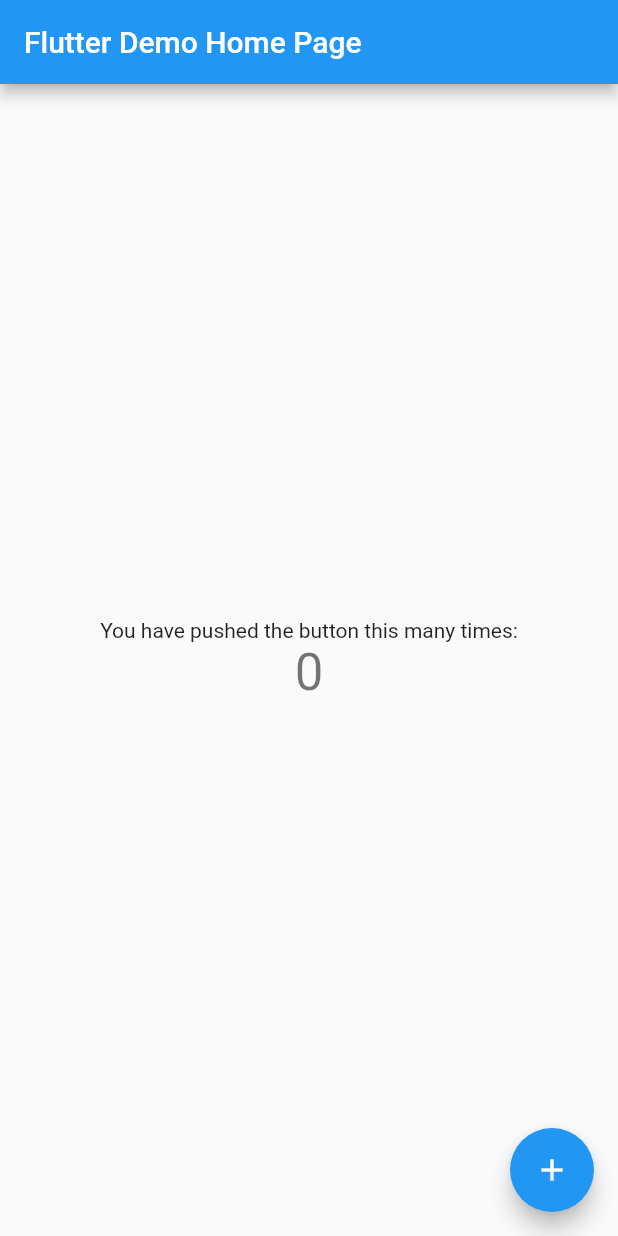
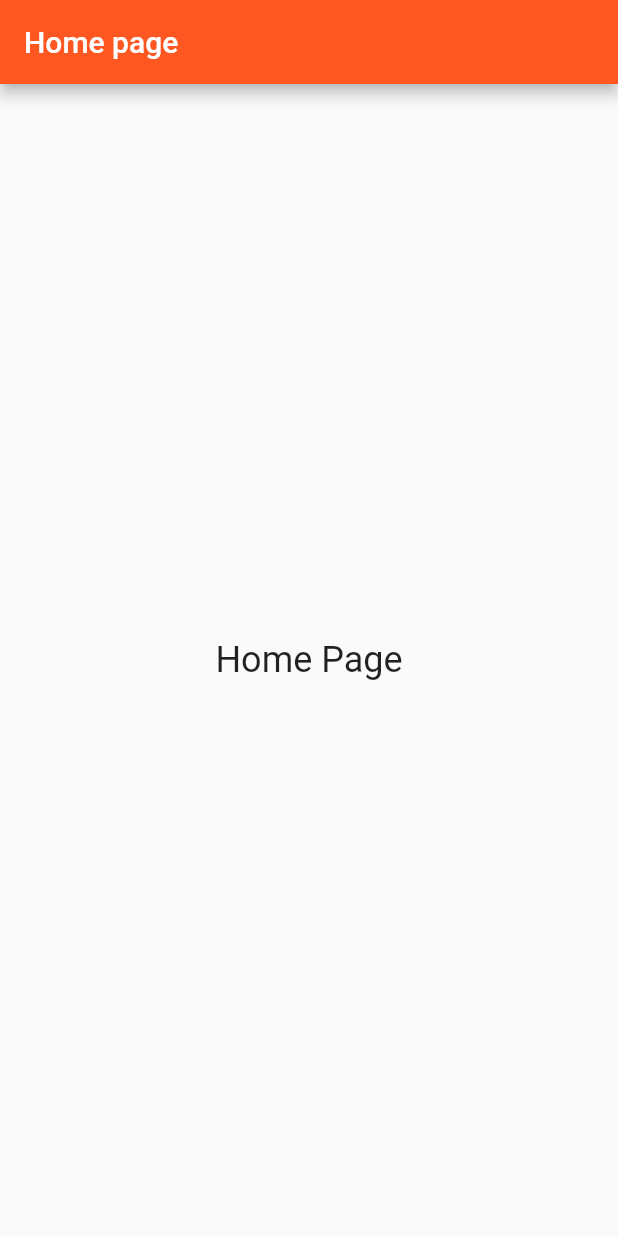
Before and after one commit to ErikaMiklos/zhack_a_front_mobile, a Flutter app: the screen it shows after launch, on a phone screen of 412 x 824 dp. Run offline on Flutter 3.47's test engine with Material 2 defaults, Android fonts, the light colour scheme and no system bars.

Commit message:
Init Home Page

```diff
--- a/lib/main.dart
+++ b/lib/main.dart
@@ -1,4 +1,5 @@
 import 'package:flutter/material.dart';
+import 'package:zhack_a_front_mobile/pages/home.page.dart';
 
 void main() {
   runApp(const MyApp());
@@ -11,105 +12,16 @@
   @override
   Widget build(BuildContext context) {
     return MaterialApp(
-      title: 'Flutter Demo',
+      routes: {
+        "/": (context) => const HomePage()
+      },
+      initialRoute: "/",
       theme: ThemeData(
-        // This is the theme of your application.
-        //
-        // Try running your application with "flutter run". You'll see the
-        // application has a blue toolbar. Then, without quitting the app, try
-        // changing the primarySwatch below to Colors.green and then invoke
-        // "hot reload" (press "r" in the console where you ran "flutter run",
-        // or simply save your changes to "hot reload" in a Flutter IDE).
-        // Notice that the counter didn't reset back to zero; the application
-        // is not restarted.
-        primarySwatch: Colors.blue,
-      ),
-      home: const MyHomePage(title: 'Flutter Demo Home Page'),
+        primarySwatch: Colors.deepOrange,
+        textTheme: const TextTheme(
+          bodyText2: TextStyle(fontSize: 22, color: Colors.deepOrange)
+        )
+      )
     );
   }
 }
-
-class MyHomePage extends StatefulWidget {
-  const MyHomePage({super.key, required this.title});
-
-  // This widget is the home page of your application. It is stateful, meaning
-  // that it has a State object (defined below) that contains fields that affect
-  // how it looks.
-
-  // This class is the configuration for the state. It holds the values (in this
-  // case the title) provided by the parent (in this case the App widget) and
-  // used by the build method of the State. Fields in a Widget subclass are
-  // always marked "final".
-
-  final String title;
-
-  @override
-  State<MyHomePage> createState() => _MyHomePageState();
-}
-
-class _MyHomePageState extends State<MyHomePage> {
-  int _counter = 0;
-
-  void _incrementCounter() {
-    setState(() {
-      // This call to setState tells the Flutter framework that something has
-      // changed in this State, which causes it to rerun the build method below
-      // so that the display can reflect the updated values. If we changed
-      // _counter without calling setState(), then the build method would not be
-      // called again, and so nothing would appear to happen.
-      _counter++;
-    });
-  }
-
-  @override
-  Widget build(BuildContext context) {
-    // This method is rerun every time setState is called, for instance as done
-    // by the _incrementCounter method above.
-    //
-    // The Flutter framework has been optimized to make rerunning build methods
-    // fast, so that you can just rebuild anything that needs updating rather
-    // than having to individually change instances of widgets.
-    return Scaffold(
-      appBar: AppBar(
-        // Here we take the value from the MyHomePage object that was created by
-        // the App.build method, and use it to set our appbar title.
-        title: Text(widget.title),
-      ),
-      body: Center(
-        // Center is a layout widget. It takes a single child and positions it
-        // in the middle of the parent.
-        child: Column(
-          // Column is also a layout widget. It takes a list of children and
-          // arranges them vertically. By default, it sizes itself to fit its
-          // children horizontally, and tries to be as tall as its parent.
-          //
-          // Invoke "debug painting" (press "p" in the console, choose the
-          // "Toggle Debug Paint" action from the Flutter Inspector in Android
-          // Studio, or the "Toggle Debug Paint" command in Visual Studio Code)
-          // to see the wireframe for each widget.
-          //
-          // Column has various properties to control how it sizes itself and
-          // how it positions its children. Here we use mainAxisAlignment to
-          // center the children vertically; the main axis here is the vertical
-          // axis because Columns are vertical (the cross axis would be
-          // horizontal).
-          mainAxisAlignment: MainAxisAlignment.center,
-          children: <Widget>[
-            const Text(
-              'You have pushed the button this many times:',
-            ),
-            Text(
-              '$_counter',
-              style: Theme.of(context).textTheme.headline4,
-            ),
-          ],
-        ),
-      ),
-      floatingActionButton: FloatingActionButton(
-        onPressed: _incrementCounter,
-        tooltip: 'Increment',
-        child: const Icon(Icons.add),
-      ), // This trailing comma makes auto-formatting nicer for build methods.
-    );
-  }
-}
--- /dev/null
+++ b/lib/pages/home.page.dart
@@ -0,0 +1,15 @@
+import 'package:flutter/material.dart';
+
+class HomePage extends StatelessWidget {
+  const HomePage({Key? key}) : super(key: key);
+
+  @override
+  Widget build(BuildContext context) {
+    return Scaffold(
+      appBar: AppBar(title: const Text("Home page"),),
+      body: Center(
+        child: Text("Home Page", style: Theme.of(context).textTheme.headline5,),
+      ),
+    );
+  }
+}
```
